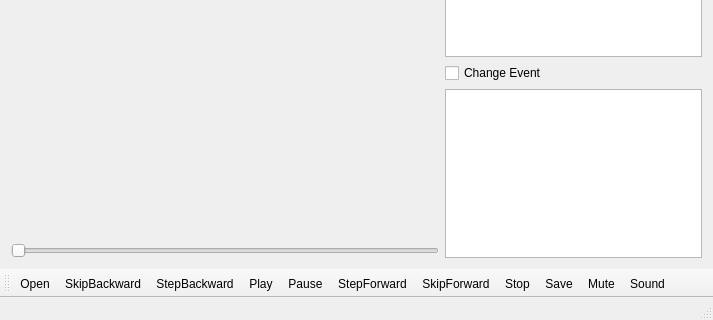
Old version of the form VideoLabel/mainwindow.ui in the repository Fomore/Hiwi; both pictures show x 0 to 713 and y 233 to 553 of the 713 by 553 pixel window.
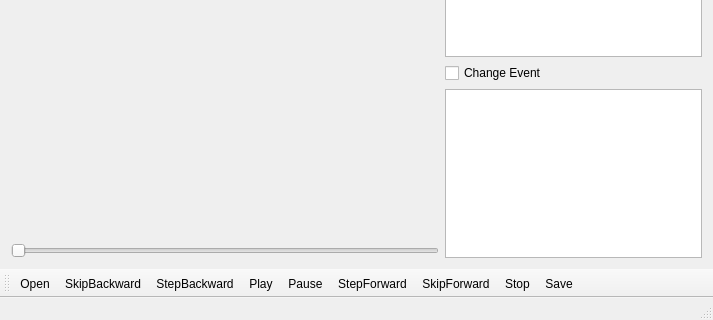
New version of the form. Icons and pictures are not drawn. Custom widgets are drawn as their Qt base class.

Patch:
```diff
--- a/VideoLabel/mainwindow.ui
+++ b/VideoLabel/mainwindow.ui
@@ -126,8 +126,6 @@
    <addaction name="actionSkipForward"/>
    <addaction name="actionStop"/>
    <addaction name="actionSave"/>
-   <addaction name="actionMute"/>
-   <addaction name="actionSound"/>
   </widget>
   <action name="actionOpen">
    <property name="icon">
@@ -223,24 +221,6 @@
     <string>Add Object</string>
    </property>
   </action>
-  <action name="actionMute">
-   <property name="icon">
-    <iconset resource="Resources.qrc">
-     <normaloff>:/Icons/Icon/volume-mute.png</normaloff>:/Icons/Icon/volume-mute.png</iconset>
-   </property>
-   <property name="text">
-    <string>Mute</string>
-   </property>
-  </action>
-  <action name="actionSound">
-   <property name="icon">
-    <iconset resource="Resources.qrc">
-     <normaloff>:/Icons/Icon/volume-medium.png</normaloff>:/Icons/Icon/volume-medium.png</iconset>
-   </property>
-   <property name="text">
-    <string>Sound</string>
-   </property>
-  </action>
   <action name="actionImport_XML">
    <property name="text">
     <string>Import XML</string>
```
Left out of the diff: 2 changed lines with no effect on the pictures.
